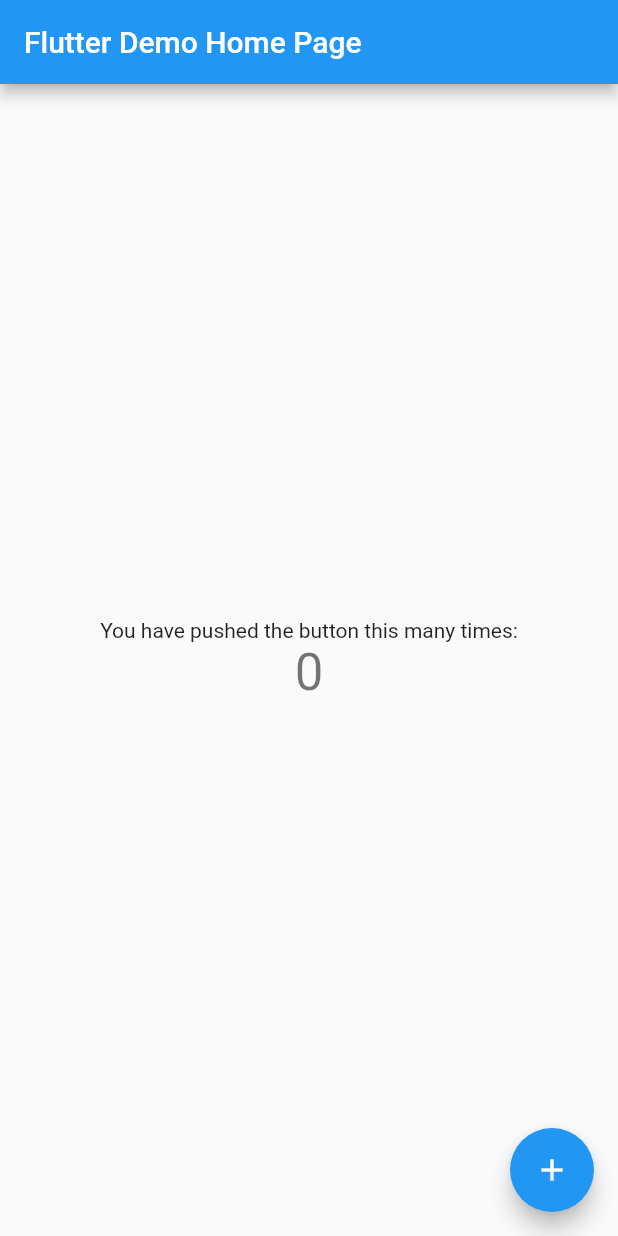
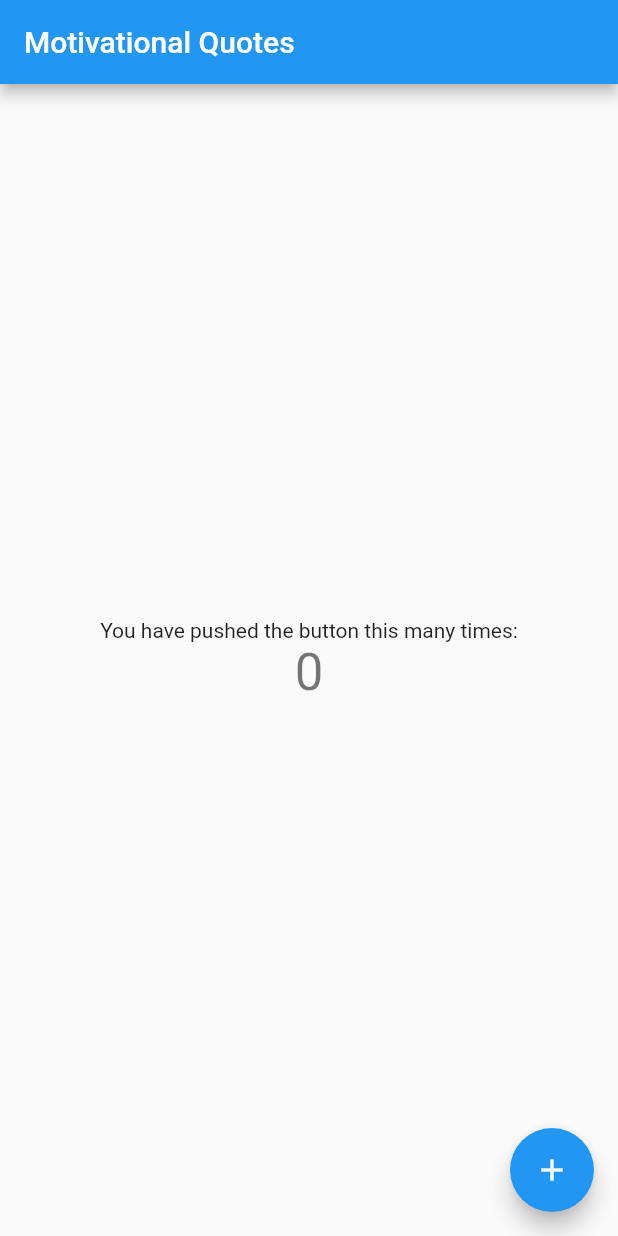
Before and after one commit to AkshayRameshAppDEV/Flutter-Quotes, a Flutter app: the screen it shows after launch, on a phone screen of 412 x 824 dp. Run offline on Flutter 3.47's test engine with Material 2 defaults, Android fonts, the phone set to English and light mode, and no system bars.

Commit message:
Moving around code

```diff
--- a/quotes/lib/main.dart
+++ b/quotes/lib/main.dart
@@ -1,115 +1,6 @@
 import 'package:flutter/material.dart';
+import 'ui/quotes.dart';
 
 void main() {
   runApp(const MyApp());
 }
-
-class MyApp extends StatelessWidget {
-  const MyApp({Key? key}) : super(key: key);
-
-  // This widget is the root of your application.
-  @override
-  Widget build(BuildContext context) {
-    return MaterialApp(
-      title: 'Flutter Demo',
-      theme: ThemeData(
-        // This is the theme of your application.
-        //
-        // Try running your application with "flutter run". You'll see the
-        // application has a blue toolbar. Then, without quitting the app, try
-        // changing the primarySwatch below to Colors.green and then invoke
-        // "hot reload" (press "r" in the console where you ran "flutter run",
-        // or simply save your changes to "hot reload" in a Flutter IDE).
-        // Notice that the counter didn't reset back to zero; the application
-        // is not restarted.
-        primarySwatch: Colors.blue,
-      ),
-      home: const MyHomePage(title: 'Flutter Demo Home Page'),
-    );
-  }
-}
-
-class MyHomePage extends StatefulWidget {
-  const MyHomePage({Key? key, required this.title}) : super(key: key);
-
-  // This widget is the home page of your application. It is stateful, meaning
-  // that it has a State object (defined below) that contains fields that affect
-  // how it looks.
-
-  // This class is the configuration for the state. It holds the values (in this
-  // case the title) provided by the parent (in this case the App widget) and
-  // used by the build method of the State. Fields in a Widget subclass are
-  // always marked "final".
-
-  final String title;
-
-  @override
-  State<MyHomePage> createState() => _MyHomePageState();
-}
-
-class _MyHomePageState extends State<MyHomePage> {
-  int _counter = 0;
-
-  void _incrementCounter() {
-    setState(() {
-      // This call to setState tells the Flutter framework that something has
-      // changed in this State, which causes it to rerun the build method below
-      // so that the display can reflect the updated values. If we changed
-      // _counter without calling setState(), then the build method would not be
-      // called again, and so nothing would appear to happen.
-      _counter++;
-    });
-  }
-
-  @override
-  Widget build(BuildContext context) {
-    // This method is rerun every time setState is called, for instance as done
-    // by the _incrementCounter method above.
-    //
-    // The Flutter framework has been optimized to make rerunning build methods
-    // fast, so that you can just rebuild anything that needs updating rather
-    // than having to individually change instances of widgets.
-    return Scaffold(
-      appBar: AppBar(
-        // Here we take the value from the MyHomePage object that was created by
-        // the App.build method, and use it to set our appbar title.
-        title: Text(widget.title),
-      ),
-      body: Center(
-        // Center is a layout widget. It takes a single child and positions it
-        // in the middle of the parent.
-        child: Column(
-          // Column is also a layout widget. It takes a list of children and
-          // arranges them vertically. By default, it sizes itself to fit its
-          // children horizontally, and tries to be as tall as its parent.
-          //
-          // Invoke "debug painting" (press "p" in the console, choose the
-          // "Toggle Debug Paint" action from the Flutter Inspector in Android
-          // Studio, or the "Toggle Debug Paint" command in Visual Studio Code)
-          // to see the wireframe for each widget.
-          //
-          // Column has various properties to control how it sizes itself and
-          // how it positions its children. Here we use mainAxisAlignment to
-          // center the children vertically; the main axis here is the vertical
-          // axis because Columns are vertical (the cross axis would be
-          // horizontal).
-          mainAxisAlignment: MainAxisAlignment.center,
-          children: <Widget>[
-            const Text(
-              'You have pushed the button this many times:',
-            ),
-            Text(
-              '$_counter',
-              style: Theme.of(context).textTheme.headline4,
-            ),
-          ],
-        ),
-      ),
-      floatingActionButton: FloatingActionButton(
-        onPressed: _incrementCounter,
-        tooltip: 'Increment',
-        child: const Icon(Icons.add),
-      ), // This trailing comma makes auto-formatting nicer for build methods.
-    );
-  }
-}
--- /dev/null
+++ b/quotes/lib/ui/quotes.dart
@@ -0,0 +1,58 @@
+import 'package:flutter/material.dart';
+
+class MyApp extends StatelessWidget {
+  const MyApp({Key? key}) : super(key: key);
+
+  @override
+  Widget build(BuildContext context) {
+    return const MaterialApp(
+      home: MyHomePage(),
+    );
+  }
+}
+
+class MyHomePage extends StatefulWidget {
+  const MyHomePage({Key? key}) : super(key: key);
+
+
+  @override
+  State<MyHomePage> createState() => _MyHomePageState();
+}
+
+class _MyHomePageState extends State<MyHomePage> {
+  int _counter = 0;
+
+  void _incrementCounter() {
+    setState(() {
+      _counter++;
+    });
+  }
+
+  @override
+  Widget build(BuildContext context) {
+    return Scaffold(
+      appBar: AppBar(
+        title: const Text("Motivational Quotes"),
+      ),
+      body: Center(
+        child: Column(
+          mainAxisAlignment: MainAxisAlignment.center,
+          children: <Widget>[
+            const Text(
+              'You have pushed the button this many times:',
+            ),
+            Text(
+              '$_counter',
+              style: Theme.of(context).textTheme.headline4,
+            ),
+          ],
+        ),
+      ),
+      floatingActionButton: FloatingActionButton(
+        onPressed: _incrementCounter,
+        tooltip: 'Increment',
+        child: const Icon(Icons.add),
+      ),
+    );
+  }
+}
```
Also changed, not shown: 1 other file.
